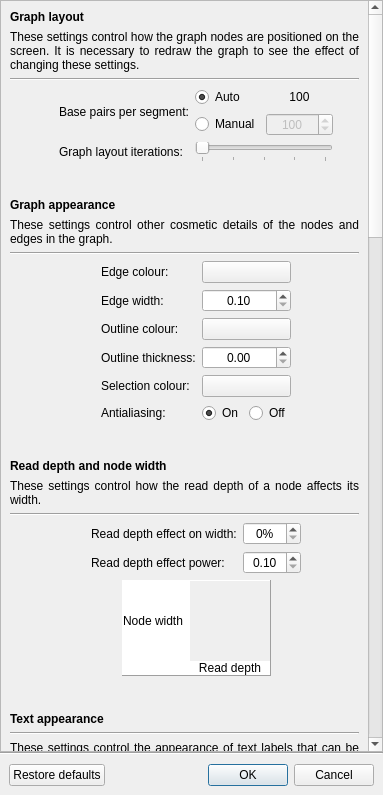
Above: ui/settingsdialog.ui from rrwick/Bandage before the change. Below: the same form after it.
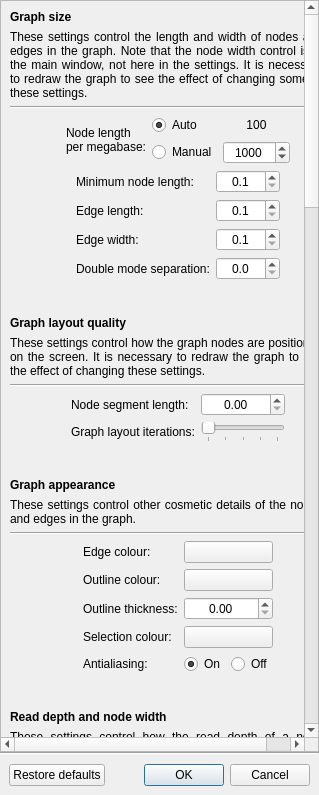
That is the form after the change. Custom widgets are drawn as their Qt base class.

Commit message: Working on finer control of node and edge lengths

What changed in the file:
```diff
--- a/ui/settingsdialog.ui
+++ b/ui/settingsdialog.ui
@@ -6,7 +6,7 @@
    <rect>
     <x>0</x>
     <y>0</y>
-    <width>383</width>
+    <width>319</width>
     <height>795</height>
    </rect>
   </property>
@@ -38,9 +38,9 @@
       <property name="geometry">
        <rect>
         <x>0</x>
-        <y>-2289</y>
+        <y>0</y>
         <width>400</width>
-        <height>3021</height>
+        <height>3310</height>
        </rect>
       </property>
       <layout class="QVBoxLayout" name="verticalLayout_3">
@@ -53,14 +53,14 @@
           </font>
          </property>
          <property name="text">
-          <string>Graph layout</string>
+          <string>Graph size</string>
          </property>
         </widget>
        </item>
        <item>
-        <widget class="QLabel" name="graphLayoutDescriptionLabel">
+        <widget class="QLabel" name="graphLayoutDescriptionLabel_2">
          <property name="text">
-          <string>These settings control how the graph nodes are positioned on the screen. It is necessary to redraw the graph to see the effect of changing these settings.</string>
+          <string>&lt;html&gt;&lt;head/&gt;&lt;body&gt;&lt;p&gt;These settings control the length and width of nodes and edges in the graph. Note that the node width control is in the main window, not here in the settings.  It is necessary to redraw the graph to see the effect of changing some of these settings.&lt;/p&gt;&lt;/body&gt;&lt;/html&gt;</string>
          </property>
          <property name="alignment">
           <set>Qt::AlignJustify|Qt::AlignVCenter</set>
@@ -71,15 +71,15 @@
         </widget>
        </item>
        <item>
-        <widget class="Line" name="line_3">
+        <widget class="Line" name="line_12">
          <property name="orientation">
           <enum>Qt::Horizontal</enum>
          </property>
         </widget>
        </item>
        <item>
-        <widget class="QWidget" name="widget_16" native="true">
-         <layout class="QGridLayout" name="gridLayout_10">
+        <widget class="QWidget" name="widget_24" native="true">
+         <layout class="QHBoxLayout" name="horizontalLayout_7">
           <property name="leftMargin">
            <number>0</number>
           </property>
@@ -92,8 +92,8 @@
           <property name="bottomMargin">
            <number>0</number>
           </property>
-          <item row="0" column="5">
-           <spacer name="horizontalSpacer_2">
+          <item>
+           <spacer name="horizontalSpacer_28">
             <property name="orientation">
              <enum>Qt::Horizontal</enum>
             </property>
@@ -108,25 +108,39 @@
             </property>
            </spacer>
           </item>
-          <item row="0" column="1">
-           <spacer name="horizontalSpacer_3">
-            <property name="orientation">
-             <enum>Qt::Horizontal</enum>
+          <item>
+           <widget class="InfoTextWidget" name="basePairsPerSegmentInfoText_2" native="true">
+            <property name="sizePolicy">
+             <sizepolicy hsizetype="Fixed" vsizetype="Fixed">
+              <horstretch>0</horstretch>
+              <verstretch>0</verstretch>
+             </sizepolicy>
             </property>
-            <property name="sizeType">
-             <enum>QSizePolicy::Expanding</enum>
-            </property>
-            <property name="sizeHint" stdset="0">
+            <property name="minimumSize">
              <size>
-              <width>0</width>
-              <height>20</height>
+              <width>16</width>
+              <height>16</height>
              </size>
             </property>
-           </spacer>
+           </widget>
           </item>
-          <item row="0" column="4">
-           <widget class="QWidget" name="widget_6" native="true">
-            <layout class="QGridLayout" name="gridLayout">
+          <item>
+           <widget class="QLabel" name="label_12">
+            <property name="sizePolicy">
+             <sizepolicy hsizetype="Minimum" vsizetype="Preferred">
+              <horstretch>0</horstretch>
+              <verstretch>0</verstretch>
+             </sizepolicy>
+            </property>
+            <property name="text">
+             <string>Node length
+per megabase:</string>
+            </property>
+           </widget>
+          </item>
+          <item>
+           <widget class="QWidget" name="widget_10" native="true">
+            <layout class="QGridLayout" name="gridLayout_17">
              <property name="leftMargin">
               <number>0</number>
              </property>
@@ -140,7 +154,7 @@
               <number>0</number>
              </property>
              <item row="0" column="0">
-              <widget class="QRadioButton" name="basePairsPerSegmentAutoRadioButton">
+              <widget class="QRadioButton" name="nodeLengthPerMegabaseAutoRadioButton">
                <property name="text">
                 <string>Auto</string>
                </property>
@@ -150,14 +164,14 @@
               </widget>
              </item>
              <item row="1" column="0">
-              <widget class="QRadioButton" name="basePairsPerSegmentManualRadioButton">
+              <widget class="QRadioButton" name="nodeLengthPerMegabaseManualRadioButton">
                <property name="text">
                 <string>Manual</string>
                </property>
               </widget>
              </item>
              <item row="0" column="1">
-              <widget class="QLabel" name="basePairsPerSegmentAutoLabel">
+              <widget class="QLabel" name="nodeLengthPerMegabaseAutoLabel">
                <property name="text">
                 <string>100</string>
                </property>
@@ -167,10 +181,7 @@
               </widget>
              </item>
              <item row="1" column="1">
-              <widget class="QSpinBox" name="basePairsPerSegmentSpinBox">
-               <property name="enabled">
-                <bool>false</bool>
-               </property>
+              <widget class="QDoubleSpinBox" name="nodeLengthPerMegabaseManualSpinBox">
                <property name="sizePolicy">
                 <sizepolicy hsizetype="Minimum" vsizetype="Fixed">
                  <horstretch>0</horstretch>
@@ -180,22 +191,403 @@
                <property name="alignment">
                 <set>Qt::AlignCenter</set>
                </property>
+               <property name="decimals">
+                <number>0</number>
+               </property>
                <property name="minimum">
-                <number>1</number>
+                <double>0.000000000000000</double>
                </property>
                <property name="maximum">
-                <number>1000000</number>
+                <double>1000000.000000000000000</double>
                </property>
                <property name="singleStep">
                 <number>100</number>
                </property>
                <property name="value">
-                <number>100</number>
+                <double>1000.000000000000000</double>
                </property>
               </widget>
              </item>
             </layout>
            </widget>
+          </item>
+          <item>
+           <spacer name="horizontalSpacer_27">
+            <property name="orientation">
+             <enum>Qt::Horizontal</enum>
+            </property>
+            <property name="sizeType">
+             <enum>QSizePolicy::Expanding</enum>
+            </property>
+            <property name="sizeHint" stdset="0">
+             <size>
+              <width>0</width>
+              <height>20</height>
+             </size>
+            </property>
+           </spacer>
+          </item>
+         </layout>
+        </widget>
+       </item>
+       <item>
+        <widget class="QWidget" name="widget_25" native="true">
+         <layout class="QGridLayout" name="gridLayout_18">
+          <property name="leftMargin">
+           <number>0</number>
+          </property>
+          <property name="topMargin">
+           <number>0</number>
+          </property>
+          <property name="rightMargin">
+           <number>0</number>
+          </property>
+          <property name="bottomMargin">
+           <number>0</number>
+          </property>
+          <item row="3" column="6">
+           <widget class="QDoubleSpinBox" name="doubleModeNodeSeparationSpinBox">
+            <property name="sizePolicy">
+             <sizepolicy hsizetype="Minimum" vsizetype="Fixed">
+              <horstretch>0</horstretch>
+              <verstretch>0</verstretch>
+             </sizepolicy>
+            </property>
+            <property name="alignment">
+             <set>Qt::AlignCenter</set>
+            </property>
+            <property name="decimals">
+             <number>1</number>
+            </property>
+            <property name="maximum">
+             <double>100.000000000000000</double>
+            </property>
+            <property name="singleStep">
+             <double>0.050000000000000</double>
+            </property>
+           </widget>
+          </item>
+          <item row="0" column="4">
+           <widget class="InfoTextWidget" name="minimumNodeLengthInfoText" native="true">
+            <property name="sizePolicy">
+             <sizepolicy hsizetype="Fixed" vsizetype="Fixed">
+              <horstretch>0</horstretch>
+              <verstretch>0</verstretch>
+             </sizepolicy>
+            </property>
+            <property name="minimumSize">
+             <size>
+              <width>16</width>
+              <height>16</height>
+             </size>
+            </property>
+           </widget>
+          </item>
+          <item row="0" column="5">
+           <widget class="QLabel" name="label_25">
+            <property name="sizePolicy">
+             <sizepolicy hsizetype="Minimum" vsizetype="Preferred">
+              <horstretch>0</horstretch>
+              <verstretch>0</verstretch>
+             </sizepolicy>
+            </property>
+            <property name="text">
+             <string>Minimum node length:</string>
+            </property>
+           </widget>
+          </item>
+          <item row="0" column="6">
+           <widget class="QDoubleSpinBox" name="minimumNodeLengthSpinBox">
+            <property name="sizePolicy">
+             <sizepolicy hsizetype="Minimum" vsizetype="Fixed">
+              <horstretch>0</horstretch>
+              <verstretch>0</verstretch>
+             </sizepolicy>
+            </property>
+            <property name="alignment">
+             <set>Qt::AlignCenter</set>
+            </property>
+            <property name="decimals">
+             <number>1</number>
+            </property>
+            <property name="minimum">
+             <double>0.100000000000000</double>
+            </property>
+            <property name="maximum">
+             <double>1000.000000000000000</double>
+            </property>
+            <property name="singleStep">
+             <double>0.050000000000000</double>
+            </property>
+           </widget>
+          </item>
+          <item row="1" column="6">
+           <widget class="QDoubleSpinBox" name="edgeLengthSpinBox">
+            <property name="sizePolicy">
+             <sizepolicy hsizetype="Minimum" vsizetype="Fixed">
+              <horstretch>0</horstretch>
+              <verstretch>0</verstretch>
+             </sizepolicy>
+            </property>
+            <property name="alignment">
+             <set>Qt::AlignCenter</set>
+            </property>
+            <property name="decimals">
+             <number>1</number>
+            </property>
+            <property name="minimum">
+             <double>0.100000000000000</double>
+            </property>
+            <property name="maximum">
+             <double>50.000000000000000</double>
+            </property>
+            <property name="singleStep">
+             <double>0.100000000000000</double>
+            </property>
+           </widget>
+          </item>
+          <item row="3" column="5">
+           <widget class="QLabel" name="label_33">
+            <property name="sizePolicy">
+             <sizepolicy hsizetype="Minimum" vsizetype="Preferred">
+              <horstretch>0</horstretch>
+              <verstretch>0</verstretch>
+             </sizepolicy>
+            </property>
+            <property name="text">
+             <string>Double mode separation:</string>
+            </property>
+           </widget>
+          </item>
+          <item row="0" column="7">
+           <spacer name="horizontalSpacer_29">
+            <property name="orientation">
+             <enum>Qt::Horizontal</enum>
+            </property>
+            <property name="sizeType">
+             <enum>QSizePolicy::Expanding</enum>
+            </property>
+            <property name="sizeHint" stdset="0">
+             <size>
+              <width>0</width>
+              <height>20</height>
+             </size>
+            </property>
+           </spacer>
+          </item>
+          <item row="0" column="3">
+           <spacer name="horizontalSpacer_30">
+            <property name="orientation">
+             <enum>Qt::Horizontal</enum>
+            </property>
+            <property name="sizeType">
+             <enum>QSizePolicy::Expanding</enum>
+            </property>
+            <property name="sizeHint" stdset="0">
+             <size>
+              <width>0</width>
+              <height>20</height>
+             </size>
+            </property>
+           </spacer>
+          </item>
+          <item row="1" column="5">
+           <widget class="QLabel" name="label_31">
+            <property name="sizePolicy">
+             <sizepolicy hsizetype="Minimum" vsizetype="Preferred">
+              <horstretch>0</horstretch>
+              <verstretch>0</verstretch>
+             </sizepolicy>
+            </property>
+            <property name="text">
+             <string>Edge length:</string>
+            </property>
+           </widget>
+          </item>
+          <item row="3" column="4">
+           <widget class="InfoTextWidget" name="doubleModeNodeSeparationInfoText" native="true">
+            <property name="sizePolicy">
+             <sizepolicy hsizetype="Fixed" vsizetype="Fixed">
+              <horstretch>0</horstretch>
+              <verstretch>0</verstretch>
+             </sizepolicy>
+            </property>
+            <property name="minimumSize">
+             <size>
+              <width>16</width>
+              <height>16</height>
+             </size>
+            </property>
+           </widget>
+          </item>
+          <item row="1" column="4">
+           <widget class="InfoTextWidget" name="edgeLengthInfoText" native="true">
+            <property name="sizePolicy">
+             <sizepolicy hsizetype="Fixed" vsizetype="Fixed">
+              <horstretch>0</horstretch>
+              <verstretch>0</verstretch>
+             </sizepolicy>
+            </property>
+            <property name="minimumSize">
+             <size>
+              <width>16</width>
+              <height>16</height>
+             </size>
+            </property>
+           </widget>
+          </item>
+          <item row="2" column="4">
+           <widget class="InfoTextWidget" name="edgeWidthInfoText" native="true">
+            <property name="sizePolicy">
+             <sizepolicy hsizetype="Fixed" vsizetype="Fixed">
+              <horstretch>0</horstretch>
+              <verstretch>0</verstretch>
+             </sizepolicy>
+            </property>
+            <property name="minimumSize">
+             <size>
+              <width>16</width>
+              <height>16</height>
+             </size>
+            </property>
+           </widget>
+          </item>
+          <item row="2" column="5">
+           <widget class="QLabel" name="label_5">
+            <property name="sizePolicy">
+             <sizepolicy hsizetype="Minimum" vsizetype="Preferred">
+              <horstretch>0</horstretch>
+              <verstretch>0</verstretch>
+             </sizepolicy>
+            </property>
+            <property name="text">
+             <string>Edge width:</string>
+            </property>
+           </widget>
+          </item>
+          <item row="2" column="6">
+           <widget class="QDoubleSpinBox" name="edgeWidthSpinBox">
+            <property name="sizePolicy">
+             <sizepolicy hsizetype="Minimum" vsizetype="Fixed">
+              <horstretch>0</horstretch>
+              <verstretch>0</verstretch>
+             </sizepolicy>
+            </property>
+            <property name="alignment">
+             <set>Qt::AlignCenter</set>
+            </property>
+            <property name="decimals">
+             <number>1</number>
+            </property>
+            <property name="minimum">
+             <double>0.100000000000000</double>
+            </property>
+            <property name="maximum">
+             <double>50.000000000000000</double>
+            </property>
+            <property name="singleStep">
+             <double>0.500000000000000</double>
+            </property>
+           </widget>
+          </item>
+         </layout>
+        </widget>
+       </item>
+       <item>
+        <spacer name="verticalSpacer_13">
+         <property name="orientation">
+          <enum>Qt::Vertical</enum>
+         </property>
+         <property name="sizeType">
+          <enum>QSizePolicy::Fixed</enum>
+         </property>
+         <property name="sizeHint" stdset="0">
+          <size>
+           <width>20</width>
+           <height>30</height>
+          </size>
+         </property>
+        </spacer>
+       </item>
+       <item>
+        <widget class="QLabel" name="graphLayoutQualityHeadingLabel">
+         <property name="font">
+          <font>
+           <weight>75</weight>
+           <bold>true</bold>
+          </font>
+         </property>
+         <property name="text">
+          <string>Graph layout quality</string>
+         </property>
+        </widget>
+       </item>
+       <item>
+        <widget class="QLabel" name="graphLayoutDescriptionLabel">
+         <property name="text">
+          <string>These settings control how the graph nodes are positioned on the screen. It is necessary to redraw the graph to see the effect of changing these settings.</string>
+         </property>
+         <property name="alignment">
+          <set>Qt::AlignJustify|Qt::AlignVCenter</set>
+         </property>
+         <property name="wordWrap">
+          <bool>true</bool>
+         </property>
+        </widget>
+       </item>
+       <item>
+        <widget class="Line" name="line_3">
+         <property name="orientation">
+          <enum>Qt::Horizontal</enum>
+         </property>
+        </widget>
+       </item>
+       <item>
+        <widget class="QWidget" name="widget_16" native="true">
+         <layout class="QGridLayout" name="gridLayout_10">
+          <property name="leftMargin">
+           <number>0</number>
+          </property>
+          <property name="topMargin">
+           <number>0</number>
+          </property>
+          <property name="rightMargin">
+           <number>0</number>
+          </property>
+          <property name="bottomMargin">
+           <number>0</number>
+          </property>
+          <item row="0" column="5">
+           <spacer name="horizontalSpacer_2">
+            <property name="orientation">
+             <enum>Qt::Horizontal</enum>
+            </property>
+            <property name="sizeType">
+             <enum>QSizePolicy::Expanding</enum>
+            </property>
+            <property name="sizeHint" stdset="0">
+             <size>
+              <width>0</width>
+              <height>20</height>
+             </size>
+            </property>
+           </spacer>
+          </item>
+          <item row="0" column="1">
+           <spacer name="horizontalSpacer_3">
+            <property name="orientation">
+             <enum>Qt::Horizontal</enum>
+            </property>
+            <property name="sizeType">
+             <enum>QSizePolicy::Expanding</enum>
+            </property>
+            <property name="sizeHint" stdset="0">
+             <size>
+              <width>0</width>
+              <height>20</height>
+             </size>
+            </property>
+           </spacer>
           </item>
           <item row="1" column="4">
            <widget class="QSlider" name="graphLayoutQualitySlider">
@@ -219,19 +611,6 @@
             </property>
            </widget>
           </item>
-          <item row="0" column="3">
-           <widget class="QLabel" name="label_10">
-            <property name="sizePolicy">
-             <sizepolicy hsizetype="Minimum" vsizetype="Preferred">
-              <horstretch>0</horstretch>
-              <verstretch>0</verstretch>
-             </sizepolicy>
-            </property>
-            <property name="text">
-             <string>Base pairs per segment:</string>
-            </property>
-           </widget>
-          </item>
           <item row="1" column="3">
            <widget class="QLabel" name="label_3">
             <property name="sizePolicy">
@@ -277,6 +656,38 @@
             </property>
            </widget>
           </item>
+          <item row="0" column="4">
+           <widget class="QDoubleSpinBox" name="nodeSegmentLengthSpinBox">
+            <property name="sizePolicy">
+             <sizepolicy hsizetype="Minimum" vsizetype="Fixed">
+              <horstretch>0</horstretch>
+              <verstretch>0</verstretch>
+             </sizepolicy>
+            </property>
+            <property name="alignment">
+             <set>Qt::AlignCenter</set>
+            </property>
+            <property name="maximum">
+             <double>1000.000000000000000</double>
+            </property>
+            <property name="singleStep">
+             <double>0.050000000000000</double>
+            </property>
+           </widget>
+          </item>
+          <item row="0" column="3">
+           <widget class="QLabel" name="label_9">
+            <property name="sizePolicy">
+             <sizepolicy hsizetype="Minimum" vsizetype="Preferred">
+              <horstretch>0</horstretch>
+              <verstretch>0</verstretch>
+             </sizepolicy>
+            </property>
+            <property name="text">
+             <string>Node segment length:</string>
+            </property>
+           </widget>
+          </item>
          </layout>
         </widget>
        </item>
@@ -344,71 +755,7 @@
           <property name="bottomMargin">
            <number>0</number>
           </property>
-          <item row="6" column="1">
-           <widget class="InfoTextWidget" name="antialiasingInfoText" native="true">
-            <property name="sizePolicy">
-             <sizepolicy hsizetype="Fixed" vsizetype="Fixed">
-              <horstretch>0</horstretch>
-              <verstretch>0</verstretch>
-             </sizepolicy>
-            </property>
-            <property name="minimumSize">
-             <size>
-              <width>16</width>
-              <height>16</height>
-             </size>
-            </property>
-           </widget>
-          </item>
-          <item row="3" column="1">
-           <widget class="InfoTextWidget" name="outlineColourInfoText" native="true">
-            <property name="sizePolicy">
-             <sizepolicy hsizetype="Fixed" vsizetype="Fixed">
-              <horstretch>0</horstretch>
-              <verstretch>0</verstretch>
-             </sizepolicy>
-            </property>
-            <property name="minimumSize">
-             <size>
-              <width>16</width>
-              <height>16</height>
-             </size>
-            </property>
-           </widget>
-          </item>
-          <item row="4" column="1">
-           <widget class="InfoTextWidget" name="outlineThicknessInfoText" native="true">
-            <property name="sizePolicy">
-             <sizepolicy hsizetype="Fixed" vsizetype="Fixed">
-              <horstretch>0</horstretch>
-              <verstretch>0</verstretch>
-             </sizepolicy>
-            </property>
-            <property name="minimumSize">
-             <size>
-              <width>16</width>
-              <height>16</height>
-             </size>
-            </property>
-           </widget>
-          </item>
-          <item row="5" column="1">
-           <widget class="InfoTextWidget" name="selectionColourInfoText" native="true">
-            <property name="sizePolicy">
-             <sizepolicy hsizetype="Fixed" vsizetype="Fixed">
-              <horstretch>0</horstretch>
-              <verstretch>0</verstretch>
-             </sizepolicy>
-            </property>
-            <property name="minimumSize">
-             <size>
-              <width>16</width>
-              <height>16</height>
-             </size>
-            </property>
-           </widget>
-          </item>
-          <item row="6" column="3">
+          <item row="6" column="4">
            <widget class="QWidget" name="widget_3" native="true">
             <property name="sizePolicy">
              <sizepolicy hsizetype="Minimum" vsizetype="Preferred">
@@ -449,42 +796,7 @@
             </layout>
            </widget>
           </item>
-          <item row="2" column="2">
-           <widget class="QLabel" name="label_5">
-            <property name="sizePolicy">
-             <sizepolicy hsizetype="Minimum" vsizetype="Preferred">
-              <horstretch>0</horstretch>
-              <verstretch>0</verstretch>
-             </sizepolicy>
-            </property>
-            <property name="text">
-             <string>Edge width:</string>
-            </property>
-           </widget>
-          </item>
-          <item row="2" column="3">
-           <widget class="QDoubleSpinBox" name="edgeWidthSpinBox">
-            <property name="sizePolicy">
-             <sizepolicy hsizetype="Minimum" vsizetype="Fixed">
-              <horstretch>0</horstretch>
-              <verstretch>0</verstretch>
-             </sizepolicy>
-            </property>
-            <property name="alignment">
-             <set>Qt::AlignCenter</set>
-            </property>
-            <property name="minimum">
-             <double>0.100000000000000</double>
-            </property>
-            <property name="maximum">
-             <double>1000.000000000000000</double>
-            </property>
-            <property name="singleStep">
-             <double>0.500000000000000</double>
-            </property>
-           </widget>
-          </item>
-          <item row="3" column="3">
+          <item row="3" column="4">
            <widget class="ColourButton" name="outlineColourButton">
             <property name="sizePolicy">
              <sizepolicy hsizetype="Minimum" vsizetype="Fixed">
@@ -497,23 +809,7 @@
             </property>
            </widget>
           </item>
-          <item row="2" column="4">
-           <spacer name="horizontalSpacer">
-            <property name="orientation">
-             <enum>Qt::Horizontal</enum>
-            </property>
-            <property name="sizeType">
-             <enum>QSizePolicy::Expanding</enum>
-            </property>
-            <property name="sizeHint" stdset="0">
-             <size>
-              <width>0</width>
-              <height>20</height>
-             </size>
-            </property>
-           </spacer>
-          </item>
-          <item row="1" column="3">
+          <item row="1" column="4">
            <widget class="ColourButton" name="edgeColourButton">
             <property name="sizePolicy">
              <sizepolicy hsizetype="Minimum" vsizetype="Fixed">
@@ -526,7 +822,7 @@
             </property>
            </widget>
           </item>
-          <item row="4" column="2">
+          <item row="4" column="3">
            <widget class="QLabel" name="label_6">
             <property name="sizePolicy">
              <sizepolicy hsizetype="Minimum" vsizetype="Preferred">
@@ -539,22 +835,6 @@
             </property>
            </widget>
           </item>
-          <item row="2" column="1">
-           <widget class="InfoTextWidget" name="edgeWidthInfoText" native="true">
-            <property name="sizePolicy">
-             <sizepolicy hsizetype="Fixed" vsizetype="Fixed">
-              <horstretch>0</horstretch>
-              <verstretch>0</verstretch>
-             </sizepolicy>
-            </property>
-            <property name="minimumSize">
-             <size>
-              <width>16</width>
-              <height>16</height>
-             </size>
-            </property>
-           </widget>
-          </item>
           <item row="1" column="1">
            <widget class="InfoTextWidget" name="edgeColourInfoText" native="true">
             <property name="sizePolicy">
@@ -571,20 +851,7 @@
             </property>
            </widget>
           </item>
-          <item row="6" column="2">
-           <widget class="QLabel" name="label_11">
-            <property name="sizePolicy">
-             <sizepolicy hsizetype="Minimum" vsizetype="Preferred">
-              <horstretch>0</horstretch>
-              <verstretch>0</verstretch>
-             </sizepolicy>
-            </property>
-            <property name="text">
-             <string>Antialiasing:</string>
-            </property>
-           </widget>
-          </item>
-          <item row="1" column="2">
+          <item row="1" column="3">
            <widget class="QLabel" name="label_28">
             <property name="sizePolicy">
              <sizepolicy hsizetype="Minimum" vsizetype="Preferred">
@@ -597,8 +864,8 @@
             </property>
            </widget>
           </item>
-          <item row="3" column="2">
-           <widget class="QLabel" name="label_27">
+          <item row="6" column="3">
+           <widget class="QLabel" name="label_11">
             <property name="sizePolicy">
              <sizepolicy hsizetype="Minimum" vsizetype="Preferred">
               <horstretch>0</horstretch>
@@ -606,11 +873,11 @@
              </sizepolicy>
             </property>
             <property name="text">
-             <string>Outline colour:</string>
+             <string>Antialiasing:</string>
             </property>
            </widget>
           </item>
-          <item row="5" column="2">
+          <item row="5" column="3">
            <widget class="QLabel" name="label_18">
             <property name="sizePolicy">
              <sizepolicy hsizetype="Minimum" vsizetype="Preferred">
@@ -623,7 +890,20 @@
             </property>
            </widget>
           </item>
-          <item row="5" column="3">
+          <item row="3" column="3">
+           <widget class="QLabel" name="label_27">
+            <property name="sizePolicy">
+             <sizepolicy hsizetype="Minimum" vsizetype="Preferred">
+              <horstretch>0</horstretch>
+              <verstretch>0</verstretch>
+             </sizepolicy>
+            </property>
+            <property name="text">
+             <string>Outline colour:</string>
+            </property>
+           </widget>
+          </item>
+          <item row="5" column="4">
            <widget class="ColourButton" name="selectionColourButton">
             <property name="sizePolicy">
              <sizepolicy hsizetype="Minimum" vsizetype="Fixed">
@@ -636,7 +916,7 @@
             </property>
            </widget>
           </item>
-          <item row="4" column="3">
+          <item row="4" column="4">
            <widget class="QDoubleSpinBox" name="outlineThicknessSpinBox">
             <property name="sizePolicy">
              <sizepolicy hsizetype="Minimum" vsizetype="Fixed">
@@ -655,7 +935,71 @@
             </property>
            </widget>
           </item>
-          <item row="2" column="0">
+          <item row="4" column="1">
+           <widget class="InfoTextWidget" name="outlineThicknessInfoText" native="true">
+            <property name="sizePolicy">
+             <sizepolicy hsizetype="Fixed" vsizetype="Fixed">
+              <horstretch>0</horstretch>
+              <verstretch>0</verstretch>
+             </sizepolicy>
+            </property>
+            <property name="minimumSize">
+             <size>
+              <width>16</width>
+              <height>16</height>
+             </size>
+            </property>
+           </widget>
+          </item>
+          <item row="5" column="1">
+           <widget class="InfoTextWidget" name="selectionColourInfoText" native="true">
+            <property name="sizePolicy">
+             <sizepolicy hsizetype="Fixed" vsizetype="Fixed">
+              <horstretch>0</horstretch>
+              <verstretch>0</verstretch>
+             </sizepolicy>
+            </property>
+            <property name="minimumSize">
+             <size>
+              <width>16</width>
+              <height>16</height>
+             </size>
+            </property>
+           </widget>
+          </item>
+          <item row="6" column="1">
+           <widget class="InfoTextWidget" name="antialiasingInfoText" native="true">
+            <property name="sizePolicy">
+             <sizepolicy hsizetype="Fixed" vsizetype="Fixed">
+              <horstretch>0</horstretch>
+              <verstretch>0</verstretch>
+             </sizepolicy>
+            </property>
+            <property name="minimumSize">
+             <size>
+              <width>16</width>
+              <height>16</height>
+             </size>
+            </property>
+           </widget>
+          </item>
+          <item row="3" column="1">
+           <widget class="InfoTextWidget" name="outlineColourInfoText" native="true">
+            <property name="sizePolicy">
+             <sizepolicy hsizetype="Fixed" vsizetype="Fixed">
+              <horstretch>0</horstretch>
+              <verstretch>0</verstretch>
+             </sizepolicy>
+            </property>
+            <property name="minimumSize">
+             <size>
+              <width>16</width>
+              <height>16</height>
+             </size>
+            </property>
+           </widget>
+          </item>
+          <item row="1" column="0">
            <spacer name="horizontalSpacer_4">
             <property name="orientation">
              <enum>Qt::Horizontal</enum>
@@ -671,6 +1015,22 @@
             </property>
            </spacer>
           </item>
+          <item row="1" column="5">
+           <spacer name="horizontalSpacer">
+            <property name="orientation">
+             <enum>Qt::Horizontal</enum>
+            </property>
+            <property name="sizeType">
+             <enum>QSizePolicy::Expanding</enum>
+            </property>
+            <property name="sizeHint" stdset="0">
+             <size>
+              <width>0</width>
+              <height>20</height>
+             </size>
+            </property>
+           </spacer>
+          </item>
          </layout>
         </widget>
        </item>
```
Left out of the diff: 9 changed lines with no effect on the pictures. The commit also changes 9 other files.
